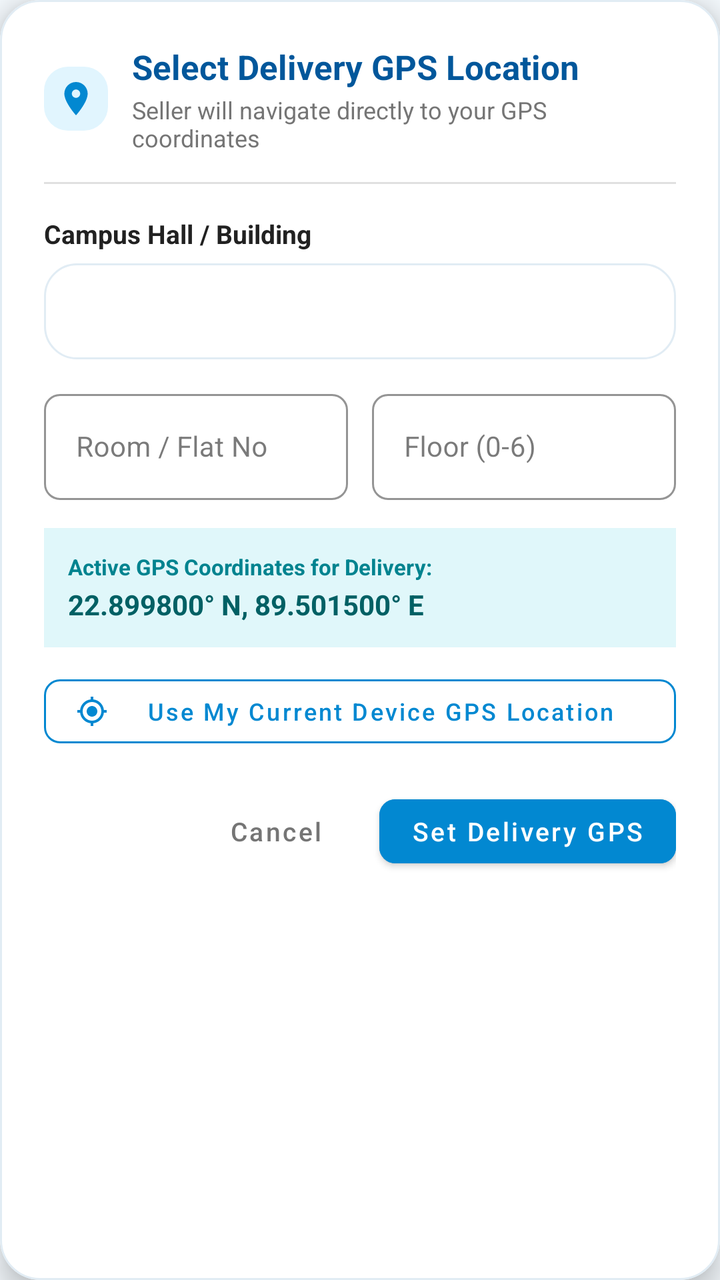
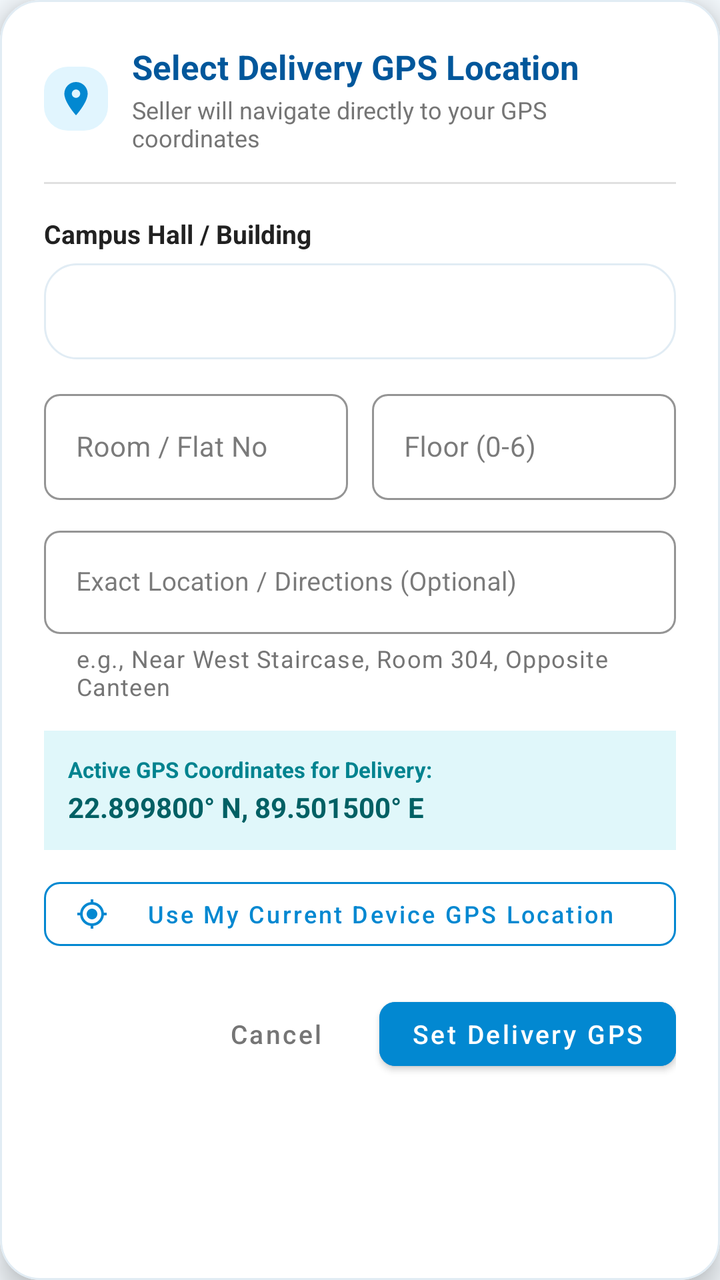

Screens rendered from an Android XML layout before and after an edit, with the pre-edit source and the edit as a unified diff.
<!-- AndroidManifest.xml: application theme Theme.AquaDrop -->
<!-- res/layout/dialog_select_gps.xml -->
<?xml version="1.0" encoding="utf-8"?>
<com.google.android.material.card.MaterialCardView xmlns:android="http://schemas.android.com/apk/res/android"
    xmlns:app="http://schemas.android.com/apk/res-auto"
    android:layout_width="match_parent"
    android:layout_height="wrap_content"
    android:layout_margin="20dp"
    app:cardBackgroundColor="@color/card_background"
    app:cardCornerRadius="20dp"
    app:cardElevation="8dp"
    app:strokeColor="@color/card_stroke"
    app:strokeWidth="1dp">

    <LinearLayout
        android:layout_width="match_parent"
        android:layout_height="wrap_content"
        android:orientation="vertical"
        android:padding="22dp">

        
        <LinearLayout
            android:layout_width="match_parent"
            android:layout_height="wrap_content"
            android:gravity="center_vertical"
            android:orientation="horizontal">

            <ImageView
                android:layout_width="32dp"
                android:layout_height="32dp"
                android:background="@drawable/bg_badge"
                android:contentDescription="GPS Pin"
                android:padding="6dp"
                android:src="@drawable/ic_location_pin"
                app:tint="@color/primary" />

            <LinearLayout
                android:layout_width="0dp"
                android:layout_height="wrap_content"
                android:layout_marginStart="12dp"
                android:layout_weight="1"
                android:orientation="vertical">

                <TextView
                    android:layout_width="wrap_content"
                    android:layout_height="wrap_content"
                    android:text="Select Delivery GPS Location"
                    android:textColor="@color/primary_dark"
                    android:textSize="17sp"
                    android:textStyle="bold" />

                <TextView
                    android:layout_width="wrap_content"
                    android:layout_height="wrap_content"
                    android:layout_marginTop="2dp"
                    android:text="Seller will navigate directly to your GPS coordinates"
                    android:textColor="@color/text_secondary"
                    android:textSize="12sp" />
            </LinearLayout>
        </LinearLayout>

        <View
            android:layout_width="match_parent"
            android:layout_height="1dp"
            android:layout_marginTop="14dp"
            android:layout_marginBottom="16dp"
            android:background="@color/divider" />

        
        <TextView
            android:layout_width="wrap_content"
            android:layout_height="wrap_content"
            android:layout_marginBottom="6dp"
            android:text="Campus Hall / Building"
            android:textColor="@color/text_primary"
            android:textSize="13sp"
            android:textStyle="bold" />

        <Spinner
            android:id="@+id/spinnerSelectGpsLocation"
            android:layout_width="match_parent"
            android:layout_height="48dp"
            android:background="@drawable/bg_rounded_card"
            android:paddingStart="12dp"
            android:paddingEnd="12dp" />

        
        <LinearLayout
            android:layout_width="match_parent"
            android:layout_height="wrap_content"
            android:layout_marginTop="12dp"
            android:orientation="horizontal">

            <com.google.android.material.textfield.TextInputLayout
                style="@style/Widget.MaterialComponents.TextInputLayout.OutlinedBox"
                android:layout_width="0dp"
                android:layout_height="wrap_content"
                android:layout_marginEnd="6dp"
                android:layout_weight="1"
                android:hint="Room / Flat No"
                app:boxCornerRadiusBottomEnd="8dp"
                app:boxCornerRadiusBottomStart="8dp"
                app:boxCornerRadiusTopEnd="8dp"
                app:boxCornerRadiusTopStart="8dp"
                app:boxStrokeColor="@color/primary">

                <com.google.android.material.textfield.TextInputEditText
                    android:id="@+id/etSelectGpsRoom"
                    android:layout_width="match_parent"
                    android:layout_height="wrap_content"
                    android:inputType="text"
                    android:textSize="14sp" />
            </com.google.android.material.textfield.TextInputLayout>

            <com.google.android.material.textfield.TextInputLayout
                style="@style/Widget.MaterialComponents.TextInputLayout.OutlinedBox"
                android:layout_width="0dp"
                android:layout_height="wrap_content"
                android:layout_marginStart="6dp"
                android:layout_weight="1"
                android:hint="Floor (0-6)"
                app:boxCornerRadiusBottomEnd="8dp"
                app:boxCornerRadiusBottomStart="8dp"
                app:boxCornerRadiusTopEnd="8dp"
                app:boxCornerRadiusTopStart="8dp"
                app:boxStrokeColor="@color/primary">

                <com.google.android.material.textfield.TextInputEditText
                    android:id="@+id/etSelectGpsFloor"
                    android:layout_width="match_parent"
                    android:layout_height="wrap_content"
                    android:inputType="number"
                    android:textSize="14sp" />
            </com.google.android.material.textfield.TextInputLayout>
        </LinearLayout>

        
        <LinearLayout
            android:layout_width="match_parent"
            android:layout_height="wrap_content"
            android:layout_marginTop="14dp"
            android:background="#E0F7FA"
            android:orientation="vertical"
            android:padding="12dp">

            <TextView
                android:layout_width="wrap_content"
                android:layout_height="wrap_content"
                android:text="Active GPS Coordinates for Delivery:"
                android:textColor="#00838F"
                android:textSize="11sp"
                android:textStyle="bold" />

            <TextView
                android:id="@+id/tvActiveGpsCoords"
                android:layout_width="wrap_content"
                android:layout_height="wrap_content"
                android:layout_marginTop="2dp"
                android:text="22.899800° N, 89.501500° E"
                android:textColor="#006064"
                android:textSize="14sp"
                android:textStyle="bold" />
        </LinearLayout>

        
        <com.google.android.material.button.MaterialButton
            android:id="@+id/btnDetectDeviceGps"
            style="@style/Widget.MaterialComponents.Button.OutlinedButton"
            android:layout_width="match_parent"
            android:layout_height="44dp"
            android:layout_marginTop="10dp"
            android:text="Use My Current Device GPS Location"
            android:textAllCaps="false"
            android:textColor="@color/primary"
            android:textSize="12sp"
            app:cornerRadius="8dp"
            app:icon="@drawable/ic_gps"
            app:iconSize="16dp"
            app:iconTint="@color/primary"
            app:strokeColor="@color/primary" />

        
        <LinearLayout
            android:layout_width="match_parent"
            android:layout_height="wrap_content"
            android:layout_marginTop="16dp"
            android:gravity="end"
            android:orientation="horizontal">

            <com.google.android.material.button.MaterialButton
                android:id="@+id/btnCancelSelectGps"
                style="@style/Widget.MaterialComponents.Button.TextButton"
                android:layout_width="wrap_content"
                android:layout_height="44dp"
                android:layout_marginEnd="8dp"
                android:text="Cancel"
                android:textAllCaps="false"
                android:textColor="@color/text_secondary"
                android:textSize="13sp" />

            <com.google.android.material.button.MaterialButton
                android:id="@+id/btnConfirmSelectGps"
                android:layout_width="wrap_content"
                android:layout_height="44dp"
                android:backgroundTint="@color/primary"
                android:text="Set Delivery GPS"
                android:textAllCaps="false"
                android:textColor="@color/white"
                android:textSize="13sp"
                app:cornerRadius="8dp" />
        </LinearLayout>

    </LinearLayout>

</com.google.android.material.card.MaterialCardView>
<!-- resources referenced by this layout -->
<resources>
  <color name="card_background">#FFFFFF</color>
  <color name="card_stroke">#E1ECF4</color>
  <color name="divider">#E0E0E0</color>
  <color name="primary">#0288D1</color>
  <color name="primary_dark">#01579B</color>
  <color name="text_primary">#212121</color>
  <color name="text_secondary">#757575</color>
  <color name="white">#FFFFFF</color>
  <!-- drawable bg_badge (drawable) -->
  <?xml version="1.0" encoding="utf-8"?>
  <shape xmlns:android="http://schemas.android.com/apk/res/android"
      android:shape="rectangle">
      <corners android:radius="12dp" />
      <solid android:color="#E1F5FE" />
      <padding
          android:left="10dp"
          android:top="4dp"
          android:right="10dp"
          android:bottom="4dp" />
  </shape>
  <!-- drawable bg_rounded_card (drawable) -->
  <?xml version="1.0" encoding="utf-8"?>
  <shape xmlns:android="http://schemas.android.com/apk/res/android"
      android:shape="rectangle">
      <solid android:color="@color/card_background" />
      <corners android:radius="16dp" />
      <stroke
          android:width="1dp"
          android:color="@color/card_stroke" />
  </shape>
  <!-- drawable ic_gps (drawable) -->
  <vector xmlns:android="http://schemas.android.com/apk/res/android"
      android:width="24dp"
      android:height="24dp"
      android:viewportWidth="24"
      android:viewportHeight="24">
    <path
        android:fillColor="@android:color/white"
        android:pathData="M12,8c-2.21,0 -4,1.79 -4,4s1.79,4 4,4 4,-1.79 4,-4 -1.79,-4 -4,-4zM20.94,11c-0.46,-4.17 -3.77,-7.48 -7.94,-7.94L13,1h-2v2.06C6.83,3.52 3.52,6.83 3.06,11L1,11v2h2.06c0.46,4.17 3.77,7.48 7.94,7.94L11,23h2v-2.06c4.17,-0.46 7.48,-3.77 7.94,-7.94L23,13v-2h-2.06zM12,19c-3.87,0 -7,-3.13 -7,-7s3.13,-7 7,-7 7,3.13 7,7 -3.13,7 -7,7z"/>
  </vector>
  <!-- drawable ic_location_pin (drawable) -->
  <vector xmlns:android="http://schemas.android.com/apk/res/android"
      android:width="24dp"
      android:height="24dp"
      android:viewportWidth="24"
      android:viewportHeight="24">
      <path
          android:fillColor="#0288D1"
          android:pathData="M12,2C8.13,2 5,5.13 5,9c0,5.25 7,13 7,13s7,-7.75 7,-13c0,-3.87 -3.13,-7 -7,-7zM12,11.5c-1.38,0 -2.5,-1.12 -2.5,-2.5s1.12,-2.5 2.5,-2.5 2.5,1.12 2.5,2.5 -1.12,2.5 -2.5,2.5z" />
  </vector>
  <style name="Theme.AquaDrop" parent="Theme.MaterialComponents.Light.NoActionBar">
          
          <item name="colorPrimary">@color/primary</item>
          <item name="colorPrimaryVariant">@color/primary_dark</item>
          <item name="colorOnPrimary">@color/white</item>
  
          
          <item name="colorSecondary">@color/accent</item>
          <item name="colorSecondaryVariant">@color/primary</item>
          <item name="colorOnSecondary">@color/white</item>
  
          
          <item name="android:statusBarColor">@color/primary_dark</item>
          <item name="android:windowLightStatusBar">false</item>
          <item name="android:navigationBarColor">@color/white</item>
          <item name="android:windowLightNavigationBar" tools:targetApi="27">true</item>
  
          
          <item name="android:windowBackground">@color/background</item>
          <item name="colorSurface">@color/card_background</item>
          <item name="colorOnSurface">@color/text_primary</item>
      </style>
  <color name="accent">#00BCD4</color>
  <color name="background">#F4F9FD</color>
</resources>

<!-- the commit's change to res/layout/dialog_select_gps.xml (unified diff, before → after) -->
@@ -133,6 +133,30 @@
         </LinearLayout>
 
         
+        <com.google.android.material.textfield.TextInputLayout
+            style="@style/Widget.MaterialComponents.TextInputLayout.OutlinedBox"
+            android:layout_width="match_parent"
+            android:layout_height="wrap_content"
+            android:layout_marginTop="10dp"
+            android:hint="Exact Location / Directions (Optional)"
+            app:boxCornerRadiusBottomEnd="8dp"
+            app:boxCornerRadiusBottomStart="8dp"
+            app:boxCornerRadiusTopEnd="8dp"
+            app:boxCornerRadiusTopStart="8dp"
+            app:boxStrokeColor="@color/primary"
+            app:helperText="e.g., Near West Staircase, Room 304, Opposite Canteen"
+            app:helperTextTextColor="@color/text_secondary">
+
+            <com.google.android.material.textfield.TextInputEditText
+                android:id="@+id/etSelectGpsDirections"
+                android:layout_width="match_parent"
+                android:layout_height="wrap_content"
+                android:inputType="textCapSentences"
+                android:maxLines="2"
+                android:textSize="13sp" />
+        </com.google.android.material.textfield.TextInputLayout>
+
+        
         <LinearLayout
             android:layout_width="match_parent"
             android:layout_height="wrap_content"
